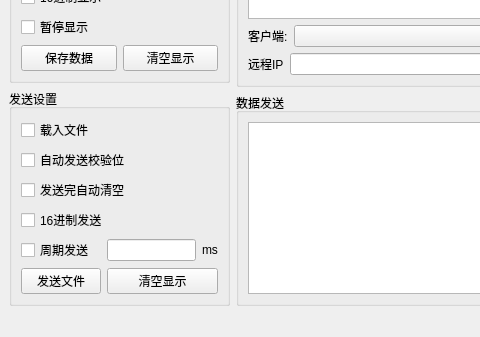
The window that netAssitui.ui (nicedayzhu/netAssist) describes before a commit, drawn with Qt 5; both pictures show x 0 to 480 and y 372 to 709 of the 821 by 709 pixel window.
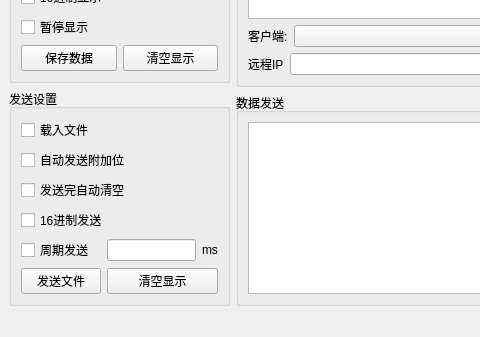
The same window after the commit.

Commit message: UI调整，换行显示功能微调，附加位功能框架更新 1.将UI的“自动发送校验位”调整为“自动发送附加位” 2.换行显示在文本末尾添加'\n' 3.为TCPServer模式下的发送消息功能添加附加位功能检测 4.自动发送附加位功能框架重构，QMessagebox => QDialog

```diff
--- a/netAssitui.ui
+++ b/netAssitui.ui
@@ -209,7 +209,7 @@
          <item row="1" column="0" colspan="3">
           <widget class="QCheckBox" name="Sendcheck">
            <property name="text">
-            <string>自动发送校验位</string>
+            <string>自动发送附加位</string>
            </property>
           </widget>
          </item>
```
The commit also changes 3 other files.
